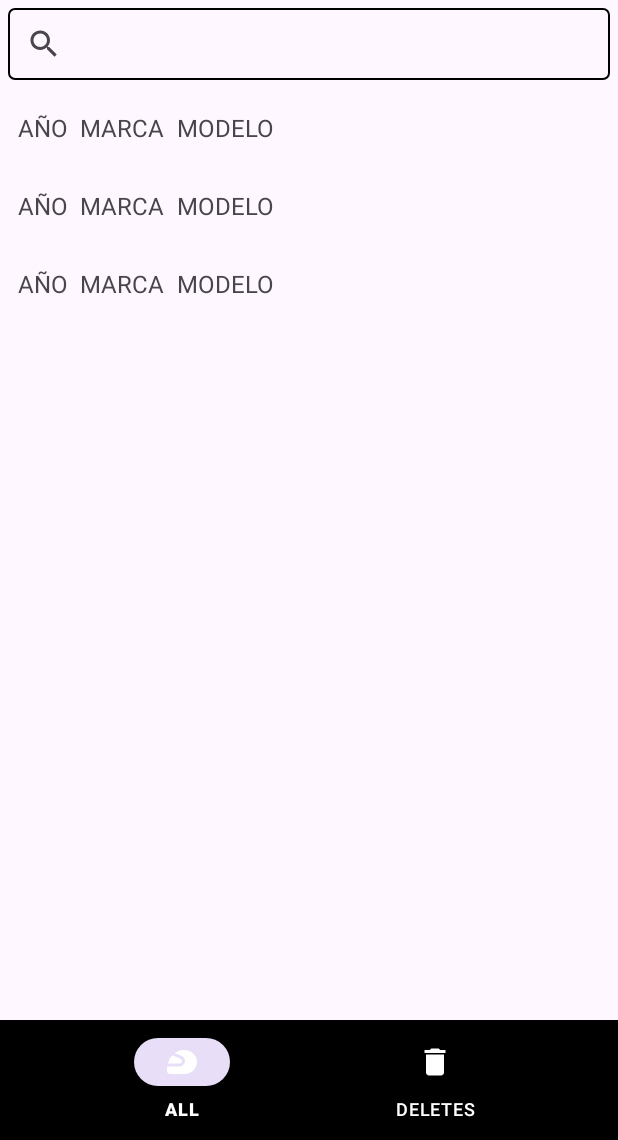
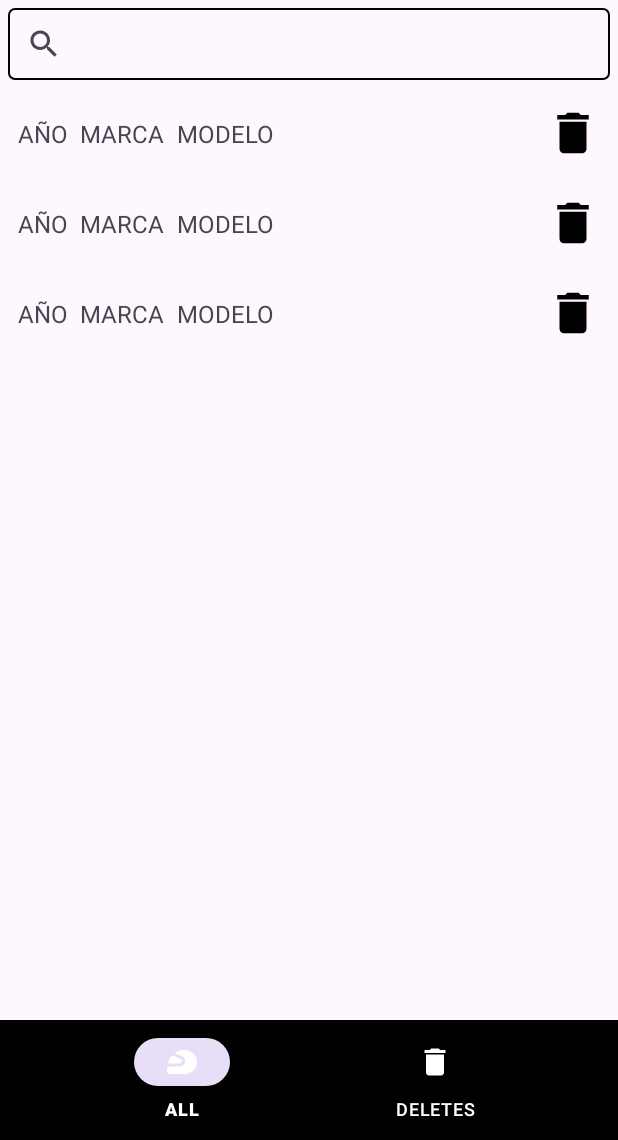
Before and after one commit to VicLT/PMDM_05_API_Rest_Free, an Android app: the layout activity_main.xml on its own in the app's theme, with its tools: preview values and no code run, on a phone screen of 412 x 824 dp, the part 96-1236 px from its top. Run offline under Robolectric (Android 15) with nearby library versions, the phone set to English and light mode, and no system bars; network calls fail; Roboto replaces fonts that are not available here.

```diff
--- a/app/src/main/res/layout/motorcycle_item.xml
+++ b/app/src/main/res/layout/motorcycle_item.xml
@@ -70,19 +70,7 @@
         app:layout_constraintTop_toTopOf="parent"
         app:layout_constraintBottom_toBottomOf="parent"
         app:layout_constraintEnd_toEndOf="parent"
-        android:visibility="gone"
+        android:visibility="visible"
         android:src="@drawable/ic_delete"/>
 
-    <ImageView
-        android:id="@+id/ic_restore"
-        android:layout_width="36dp"
-        android:layout_height="36dp"
-        android:layout_marginEnd="8dp"
-        android:contentDescription="@string/txt_desc_restore"
-        app:layout_constraintTop_toTopOf="parent"
-        app:layout_constraintBottom_toBottomOf="parent"
-        app:layout_constraintEnd_toEndOf="parent"
-        android:visibility="gone"
-        android:src="@drawable/ic_restore"/>
-
 </androidx.constraintlayout.widget.ConstraintLayout>
```
Also changed, not shown: app/src/main/java/edu/pract5/apirestfree/ui/main/MainActivity.kt (+10 -6 lines), app/src/main/java/edu/pract5/apirestfree/ui/main/MainViewModel.kt (+15 -11 lines), app/src/main/java/edu/pract5/apirestfree/ui/main/MotorcyclesAdapter.kt (+5 -12 lines).
